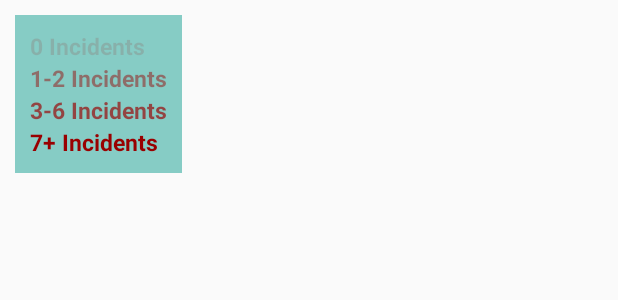
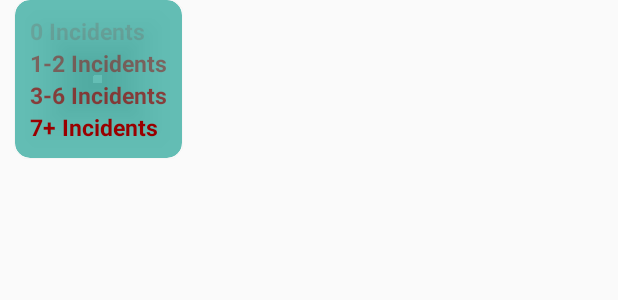
Before and after one commit to adao1123/BeZikaFree, an Android app: the layout frag_map.xml on its own in the app's theme, with its tools: preview values and no code run, on a phone screen of 412 x 824 dp. Shown: the top 300 px of the screen. Run offline under Robolectric (Android 15) with nearby library versions, the phone set to English and light mode, and no system bars.

Commit message:
Fixed Legend

```diff
--- a/BeZikaFree/app/src/main/res/layout/frag_map.xml
+++ b/BeZikaFree/app/src/main/res/layout/frag_map.xml
@@ -1,6 +1,8 @@
 <?xml version="1.0" encoding="utf-8"?>
 <LinearLayout xmlns:android="http://schemas.android.com/apk/res/android"
-    android:orientation="vertical" android:layout_width="match_parent"
+    xmlns:card_view="http://schemas.android.com/apk/res-auto"
+    android:orientation="vertical"
+    android:layout_width="match_parent"
     android:layout_height="match_parent">
     <FrameLayout
         android:id="@+id/input_maps_container"
@@ -12,14 +14,20 @@
             android:id="@+id/input_fragment_mapView"
             android:layout_width="match_parent"
             android:layout_height="match_parent" />
+
+        <android.support.v7.widget.CardView
+            android:layout_gravity="bottom"
+            android:layout_marginLeft="10dp"
+            android:layout_marginBottom="30dp"
+            card_view:cardCornerRadius="10dp"
+            card_view:cardBackgroundColor="@color/colorPrimaryAlpha"
+            card_view:contentPadding="10dp"
+            android:layout_width="wrap_content"
+            android:layout_height="wrap_content">
             <LinearLayout
-            android:layout_gravity="bottom"
-            android:layout_margin="10dp"
-            android:padding="10dp"
                 android:layout_width="wrap_content"
-            android:orientation="vertical"
-            android:background="@color/colorPrimaryAlpha"
-            android:layout_height="wrap_content">
+                android:layout_height="wrap_content"
+                android:orientation="vertical">
                 <TextView
                     android:layout_width="wrap_content"
                     android:layout_height="wrap_content"
@@ -48,6 +56,8 @@
                     android:textSize="15sp"
                     android:textColor="#FF990000"
                     android:text="7+ Incidents"/>
+
             </LinearLayout>
+        </android.support.v7.widget.CardView>
     </FrameLayout>
 </LinearLayout>
--- a/BeZikaFree/app/src/main/res/values/colors.xml
+++ b/BeZikaFree/app/src/main/res/values/colors.xml
@@ -1,7 +1,7 @@
 <?xml version="1.0" encoding="utf-8"?>
 <resources>
     <color name="colorPrimary">#009688</color>
-    <color name="colorPrimaryAlpha">#77009688</color>
+    <color name="colorPrimaryAlpha">#99009688</color>
     <color name="colorPrimaryDark">#00796B</color>
     <color name="primary_light">#B2DFDB</color>
     <color name="colorAccent">#FF5722</color>
```
Also changed, not shown: BeZikaFree/app/src/main/res/drawable/Icon_plane48.png (deleted), BeZikaFree/app/src/main/res/drawable/icon_doctorBag48.png (deleted). Lines whose indentation alone changed are shown as unchanged.
